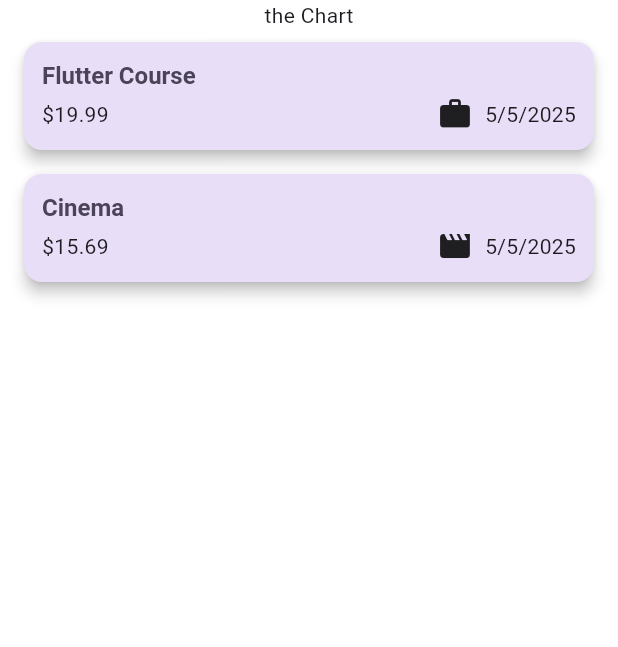
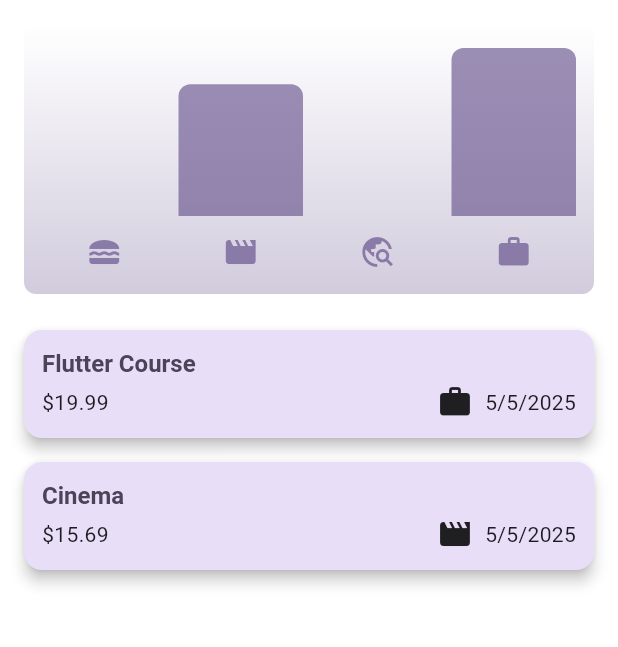
Before and after one commit to amir3x0/expense_tracker, a Flutter app: the screen it shows after launch, on a phone screen of 412 x 824 dp, the part 84-731 px from its top. Run offline on Flutter 3.47's test engine with Material 3 defaults, Android fonts, the phone set to English and light mode, and no system bars.

Commit message:
orientations fix

```diff
--- a/lib/expenses.dart
+++ b/lib/expenses.dart
@@ -2,6 +2,7 @@ import 'package:expense_tracker/models/expense.dart';
 import 'package:flutter/material.dart';
 import 'package:expense_tracker/widgets/expenses_list/expenses_list.dart';
 import 'package:expense_tracker/widgets/new_expense.dart';
+import 'package:expense_tracker/widgets/chart/chart.dart';
 
 class Expenses extends StatefulWidget {
   const Expenses({super.key});
@@ -33,9 +34,9 @@ class _ExpensesState extends State<Expenses> {
       isScrollControlled: true,
       context: context,
       constraints: BoxConstraints(
-        maxHeight: MediaQuery.of(context).size.height * 0.7,
+        maxHeight: MediaQuery.of(context).size.height * 0.9,
       ),
-      builder: (ctx) => NewExpense(onAddExpense: _addExpense,),
+      builder: (ctx) => NewExpense(onAddExpense: _addExpense),
     );
   }
 
@@ -69,12 +70,18 @@ class _ExpensesState extends State<Expenses> {
 
   @override
   Widget build(BuildContext context) {
+    final height = MediaQuery.of(context).size.height;
+    final width = MediaQuery.of(context).size.width;
+
     Widget mainContent = const Center(
       child: Text('No expenses found. Start adding some!'),
     );
 
     if (_registeredExpenses.isNotEmpty) {
-      mainContent = ExpensesList(expenses: _registeredExpenses, onRemoveExpense: _removeExpense);
+      mainContent = ExpensesList(
+        expenses: _registeredExpenses,
+        onRemoveExpense: _removeExpense,
+      );
     }
 
     return Scaffold(
@@ -87,12 +94,20 @@ class _ExpensesState extends State<Expenses> {
         ],
         title: const Text('Expense Tracker'),
       ),
-      body: Column(
-        children: [
-          Text('the Chart'),
-          Expanded(child: mainContent),
-        ],
-      ),
+      body:
+          width < 600
+              ? Column(
+                children: [
+                  Chart(expenses: _registeredExpenses),
+                  Expanded(child: mainContent),
+                ],
+              )
+              : Row(
+                children: [
+                  Expanded(child: Chart(expenses: _registeredExpenses)),
+                  Expanded(child: mainContent),
+                ],
+              ),
     );
   }
 }
--- a/lib/main.dart
+++ b/lib/main.dart
@@ -1,5 +1,6 @@
 import 'package:flutter/material.dart';
 import 'package:expense_tracker/expenses.dart';
+import 'package:flutter/services.dart';
 
 var kColorScheme = ColorScheme.fromSeed(
   seedColor: const Color.fromARGB(255, 111, 49, 212),
@@ -11,6 +12,10 @@ var kdarkcolorScheme = ColorScheme.fromSeed(
 );
 
 void main() {
+  // WidgetsFlutterBinding.ensureInitialized();
+  // SystemChrome.setPreferredOrientations([DeviceOrientation.portraitUp]).then((
+  //   func,
+  // ) {
   runApp(
     MaterialApp(
       darkTheme: ThemeData.dark().copyWith(
@@ -81,4 +86,5 @@ void main() {
       home: Expenses(),
     ),
   );
+  // });
 }
--- /dev/null
+++ b/lib/widgets/chart/chart.dart
@@ -0,0 +1,95 @@
+import 'package:flutter/material.dart';
+
+import 'package:expense_tracker/widgets/chart/chart_bar.dart';
+import 'package:expense_tracker/models/expense.dart';
+
+class Chart extends StatelessWidget {
+  const Chart({super.key, required this.expenses});
+
+  final List<Expense> expenses;
+
+  List<ExpenseBucket> get buckets {
+    return [
+      ExpenseBucket.forCategory(expenses, Category.food),
+      ExpenseBucket.forCategory(expenses, Category.leisure),
+      ExpenseBucket.forCategory(expenses, Category.travel),
+      ExpenseBucket.forCategory(expenses, Category.work),
+    ];
+  }
+
+  double get maxTotalExpense {
+    double maxTotalExpense = 0;
+
+    for (final bucket in buckets) {
+      if (bucket.totalExpenses > maxTotalExpense) {
+        maxTotalExpense = bucket.totalExpenses;
+      }
+    }
+
+    return maxTotalExpense;
+  }
+
+  @override
+  Widget build(BuildContext context) {
+    final isDarkMode =
+        MediaQuery.of(context).platformBrightness == Brightness.dark;
+    return Container(
+      margin: const EdgeInsets.all(16),
+      padding: const EdgeInsets.symmetric(
+        vertical: 16,
+        horizontal: 8,
+      ),
+      width: double.infinity,
+      height: 180,
+      decoration: BoxDecoration(
+        borderRadius: BorderRadius.circular(8),
+        gradient: LinearGradient(
+          colors: [
+            Theme.of(context).colorScheme.primary.withOpacity(0.3),
+            Theme.of(context).colorScheme.primary.withOpacity(0.0)
+          ],
+          begin: Alignment.bottomCenter,
+          end: Alignment.topCenter,
+        ),
+      ),
+      child: Column(
+        children: [
+          Expanded(
+            child: Row(
+              crossAxisAlignment: CrossAxisAlignment.end,
+              children: [
+                for (final bucket in buckets) // alternative to map()
+                  ChartBar(
+                    fill: bucket.totalExpenses == 0
+                        ? 0
+                        : bucket.totalExpenses / maxTotalExpense,
+                  )
+              ],
+            ),
+          ),
+          const SizedBox(height: 12),
+          Row(
+            children: buckets
+                .map(
+                  (bucket) => Expanded(
+                    child: Padding(
+                      padding: const EdgeInsets.symmetric(horizontal: 4),
+                      child: Icon(
+                        categoryIcons[bucket.category],
+                        color: isDarkMode
+                            ? Theme.of(context).colorScheme.secondary
+                            : Theme.of(context)
+                                .colorScheme
+                                .primary
+                                .withOpacity(0.7),
+                      ),
+                    ),
+                  ),
+                )
+                .toList(),
+          )
+        ],
+      ),
+    );
+  }
+}
--- /dev/null
+++ b/lib/widgets/chart/chart_bar.dart
@@ -0,0 +1,34 @@
+import 'package:flutter/material.dart';
+
+class ChartBar extends StatelessWidget {
+  const ChartBar({
+    super.key,
+    required this.fill,
+  });
+
+  final double fill;
+
+  @override
+  Widget build(BuildContext context) {
+    final isDarkMode =
+        MediaQuery.of(context).platformBrightness == Brightness.dark;
+    return Expanded(
+      child: Padding(
+        padding: const EdgeInsets.symmetric(horizontal: 4),
+        child: FractionallySizedBox(
+          heightFactor: fill,
+          child: DecoratedBox(
+            decoration: BoxDecoration(
+              shape: BoxShape.rectangle,
+              borderRadius:
+                  const BorderRadius.vertical(top: Radius.circular(8)),
+              color: isDarkMode
+                  ? Theme.of(context).colorScheme.secondary
+                  : Theme.of(context).colorScheme.primary.withOpacity(0.65),
+            ),
+          ),
+        ),
+      ),
+    );
+  }
+}
--- a/lib/widgets/new_expense.dart
+++ b/lib/widgets/new_expense.dart
@@ -40,10 +40,12 @@ class _NewExpenseState extends State<NewExpense> {
         _selectedDate == null) {
       showDialog(
         context: context,
-        builder: (ctx) => AlertDialog(
+        builder:
+            (ctx) => AlertDialog(
               title: const Text('Invalid Input'),
               content: const Text(
-              'Please make sure a valid title, amount, date and category was entered.'),
+                'Please make sure a valid title, amount, date and category was entered.',
+              ),
               actions: [
                 TextButton(
                   onPressed: () {
@@ -86,8 +88,12 @@ class _NewExpenseState extends State<NewExpense> {
 
   @override
   Widget build(BuildContext context) {
-    return Padding(
-      padding: const EdgeInsets.fromLTRB(15,48,15,15),
+    final keyboardSpace = MediaQuery.of(context).viewInsets.bottom;
+    return SizedBox(
+      height: double.infinity,
+      child: SingleChildScrollView(
+        child: Padding(
+          padding: EdgeInsets.fromLTRB(15, 48, 15, keyboardSpace + 15),
           child: Column(
             children: [
               TextField(
@@ -109,9 +115,11 @@ class _NewExpenseState extends State<NewExpense> {
                     ),
                   ),
                   const SizedBox(width: 16),
-              Text(_selectedDate == null
+                  Text(
+                    _selectedDate == null
                         ? 'No Date Selected'
-                  : formatter.format(_selectedDate!)),
+                        : formatter.format(_selectedDate!),
+                  ),
                   IconButton(
                     onPressed: _presentDatePicker,
                     icon: const Icon(Icons.calendar_month),
@@ -156,6 +164,8 @@ class _NewExpenseState extends State<NewExpense> {
               ),
             ],
           ),
+        ),
+      ),
     );
   }
 }
```
Lines whose indentation alone changed are shown as unchanged.
